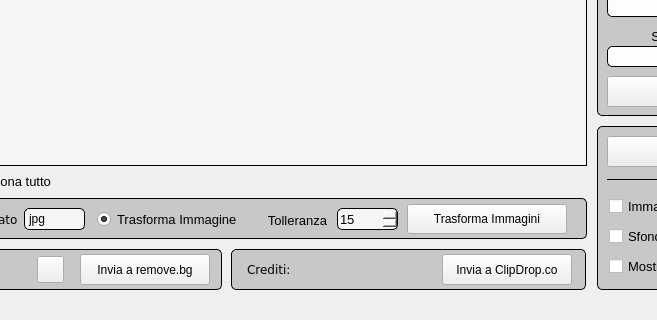
This is WindowWidgets/MainWindow/mainwindow.ui in RobertoRomolini/FotoMaster as Qt 5 draws it before an edit; both pictures show x 153 to 810 and y 410 to 730 of the 1270 by 730 pixel window. The edited form follows.
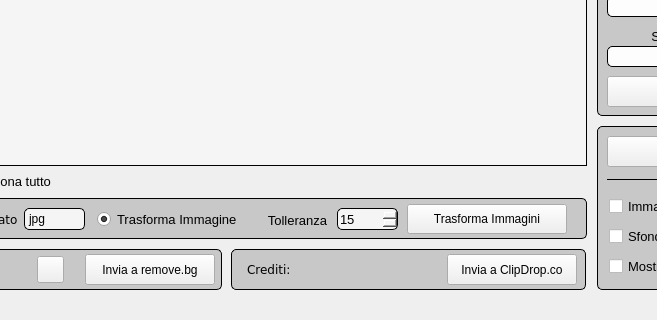
This is the edited form. Icons and pictures are not drawn. Custom widgets are drawn as their Qt base class.

What changed in the file:
```diff
--- a/WindowWidgets/MainWindow/mainwindow.ui
+++ b/WindowWidgets/MainWindow/mainwindow.ui
@@ -1169,7 +1169,7 @@
    <widget class="QPushButtonGreen" name="removeBg">
     <property name="geometry">
      <rect>
-      <x>233</x>
+      <x>238</x>
       <y>628</y>
       <width>130</width>
       <height>31</height>
@@ -1321,7 +1321,7 @@
    <widget class="QPushButtonGreen" name="sendToClipDrop">
     <property name="geometry">
      <rect>
-      <x>595</x>
+      <x>600</x>
       <y>628</y>
       <width>130</width>
       <height>31</height>
@@ -1353,9 +1353,9 @@
    <widget class="QLabel" name="clipDropCredits">
     <property name="geometry">
      <rect>
-      <x>460</x>
+      <x>450</x>
       <y>633</y>
-      <width>51</width>
+      <width>54</width>
       <height>21</height>
      </rect>
     </property>
@@ -1377,16 +1377,16 @@
    <widget class="QLabel" name="clipDropCreditsUpdatedAt">
     <property name="geometry">
      <rect>
-      <x>520</x>
-      <y>633</y>
-      <width>71</width>
-      <height>21</height>
+      <x>514</x>
+      <y>629</y>
+      <width>80</width>
+      <height>29</height>
      </rect>
     </property>
     <property name="font">
      <font>
       <family>Verdana</family>
-      <pointsize>10</pointsize>
+      <pointsize>8</pointsize>
       <weight>75</weight>
       <bold>true</bold>
      </font>
@@ -1395,7 +1395,7 @@
      <string/>
     </property>
     <property name="alignment">
-     <set>Qt::AlignRight|Qt::AlignTrailing|Qt::AlignVCenter</set>
+     <set>Qt::AlignCenter</set>
     </property>
    </widget>
    <zorder>opzioniTabellaBox</zorder>
```
Left out of the diff: 2 changed lines with no effect on the pictures.
